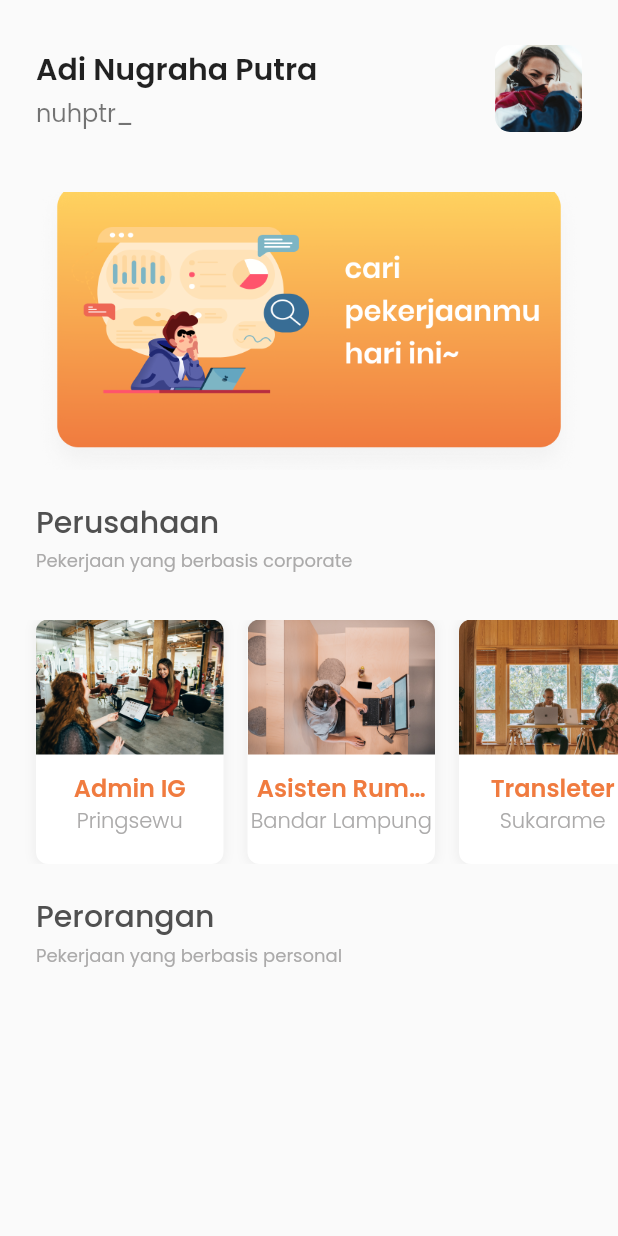
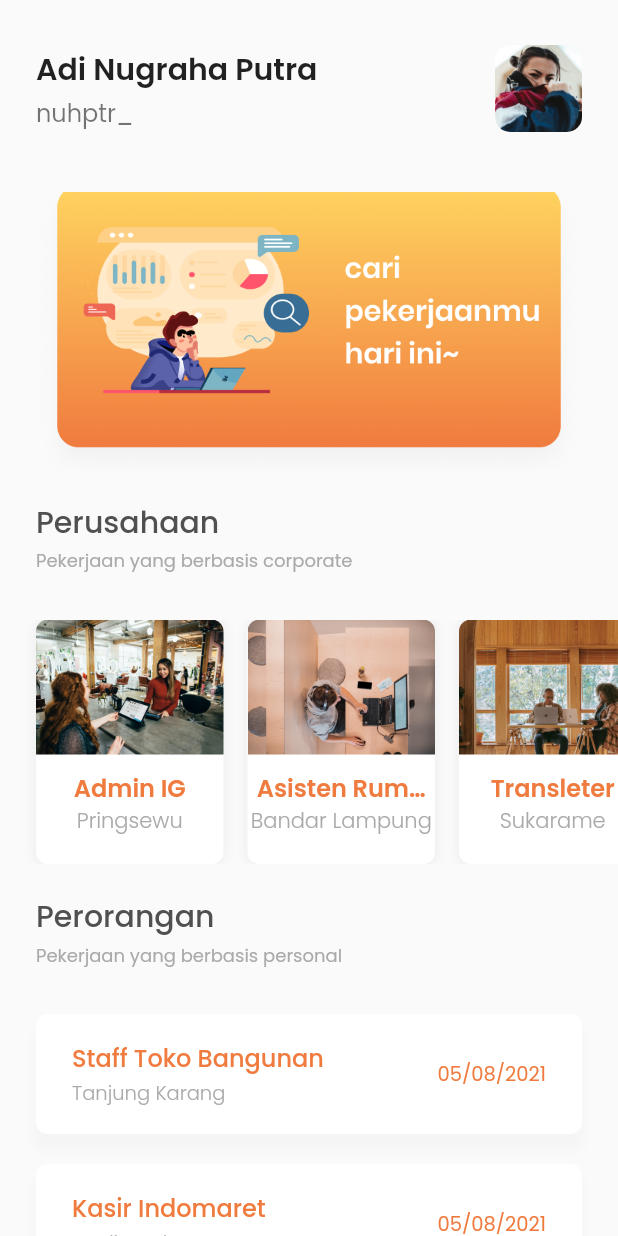
Before and after one commit to nuhptr/nuwai-app, a Flutter app: the HomePage screen opened directly, on a phone screen of 412 x 824 dp. Run offline on Flutter 3.47's test engine with Material 2 defaults, Android fonts, the phone set to English and light mode, and no system bars; our stand-ins replace google_fonts.

Commit message:
update page

```diff
--- a/lib/main.dart
+++ b/lib/main.dart
@@ -1,8 +1,10 @@
 import 'package:flutter/material.dart';
 import 'package:flutter/services.dart';
-import 'package:nuwai_app/provider/page_provider.dart';
 import 'package:provider/provider.dart';
 
+import 'pages/profile_page.dart';
+import 'provider/page_provider.dart';
+import 'pages/guide_page.dart';
 import 'pages/login_page.dart';
 import 'pages/main_page.dart';
 import 'pages/register_page.dart';
@@ -31,6 +33,8 @@ class MyApp extends StatelessWidget {
           "/login": (context) => LoginPage(),
           "/register": (context) => RegisterPage(),
           "/main": (context) => MainPage(),
+          "/guide": (context) => GuidePage(),
+          "/profile": (context) => ProfilePage(),
         },
       ),
     );
--- a/lib/pages/home_page.dart
+++ b/lib/pages/home_page.dart
@@ -1,6 +1,7 @@
 import 'package:flutter/material.dart';
 import 'package:nuwai_app/theme.dart';
-import 'package:nuwai_app/widget/card_job.dart';
+import 'package:nuwai_app/widget/card_job_perorangan.dart';
+import 'package:nuwai_app/widget/card_job_perusahaan.dart';
 
 class HomePage extends StatefulWidget {
   @override
@@ -120,17 +121,17 @@ class _HomePageState extends State<HomePage> {
               SizedBox(
                 width: defaultMargin,
               ),
-              CardJob(
+              CardJobPerusahaan(
                 title: "Admin IG",
                 city: "Pringsewu",
                 image: "assets/image_beranda1.png",
               ),
-              CardJob(
+              CardJobPerusahaan(
                 title: "Asisten Rumah Tangga",
                 city: "Bandar Lampung",
                 image: "assets/image_beranda2.png",
               ),
-              CardJob(
+              CardJobPerusahaan(
                 title: "Transleter",
                 city: "Sukarame",
                 image: "assets/image_beranda3.png",
@@ -173,6 +174,31 @@ class _HomePageState extends State<HomePage> {
       );
     }
 
+    Widget? listPekerjaanPerorangan() {
+      return Container(
+        margin: EdgeInsets.only(top: 30),
+        child: Column(
+          children: [
+            CardJobPerorangan(
+              name: "Staff Toko Bangunan",
+              city: "Tanjung Karang",
+              time: DateTime.now(),
+            ),
+            CardJobPerorangan(
+              name: "Kasir Indomaret",
+              city: "Gadingrejo",
+              time: DateTime.now(),
+            ),
+            CardJobPerorangan(
+              name: "Admin IG Toko Online",
+              city: "Tanggamus",
+              time: DateTime.now(),
+            ),
+          ],
+        ),
+      );
+    }
+
     return Scaffold(
       body: SafeArea(
         child: ListView(
@@ -183,6 +209,7 @@ class _HomePageState extends State<HomePage> {
             categoryPerusahaan()!,
             listPekerjaan()!,
             categoryPerorangan()!,
+            listPekerjaanPerorangan()!,
           ],
         ),
       ),
--- a/lib/pages/login_page.dart
+++ b/lib/pages/login_page.dart
@@ -212,7 +212,7 @@ class _LoginPageState extends State<LoginPage> {
 
     Widget? registerText() {
       return Container(
-        margin: EdgeInsets.only(top: 25, left: defaultMargin),
+        margin: EdgeInsets.only(top: 25, left: defaultMargin, bottom: 15),
         child: Row(
           children: [
             Text(
--- a/lib/pages/splash_page.dart
+++ b/lib/pages/splash_page.dart
@@ -29,7 +29,6 @@ class _SplashPageState extends State<SplashPage> {
   @override
   Widget build(BuildContext context) {
     return Scaffold(
-        backgroundColor: Colors.white,
         body: Center(
       child: Container(
         width: 130,
--- /dev/null
+++ b/lib/widget/card_job_perorangan.dart
@@ -0,0 +1,75 @@
+import 'package:flutter/material.dart';
+import 'package:intl/intl.dart';
+import 'package:nuwai_app/theme.dart';
+
+class CardJobPerorangan extends StatelessWidget {
+  final String? name;
+  final String? city;
+  final DateTime? time;
+
+  CardJobPerorangan({this.name, this.city, this.time});
+
+  @override
+  Widget build(BuildContext context) {
+    return Container(
+      height: 80,
+      width: double.infinity,
+      margin: EdgeInsets.only(
+        bottom: 20,
+        left: defaultMargin,
+        right: defaultMargin,
+      ),
+      decoration: BoxDecoration(
+        color: Colors.white,
+        borderRadius: BorderRadius.circular(8),
+        boxShadow: [
+          BoxShadow(
+              offset: Offset(0, 10),
+              color: Colors.grey.shade100,
+              blurRadius: 5,
+              spreadRadius: 1)
+        ],
+      ),
+      child: Padding(
+        padding: EdgeInsets.symmetric(horizontal: defaultMargin),
+        child: Row(
+          children: [
+            Expanded(
+              child: Column(
+                crossAxisAlignment: CrossAxisAlignment.start,
+                mainAxisAlignment: MainAxisAlignment.center,
+                children: [
+                  Text(
+                    name!,
+                    style: poppinsMedium.copyWith(
+                      fontSize: 16,
+                      color: orangeColor,
+                    ),
+                    overflow: TextOverflow.ellipsis,
+                    maxLines: 1,
+                  ),
+                  SizedBox(
+                    height: 2,
+                  ),
+                  Text(
+                    city!,
+                    style: poppinsLight.copyWith(
+                      fontSize: 13,
+                      color: grayColor,
+                    ),
+                    overflow: TextOverflow.ellipsis,
+                    maxLines: 1,
+                  )
+                ],
+              ),
+            ),
+            Text(
+              DateFormat("dd/MM/yyyy").format(time!),
+              style: poppinsRegular.copyWith(fontSize: 13, color: orangeColor),
+            )
+          ],
+        ),
+      ),
+    );
+  }
+}
--- a/lib/widget/card_job.dart
+++ b/lib/widget/card_job_perusahaan.dart
@@ -1,12 +1,12 @@
 import 'package:flutter/material.dart';
 import 'package:nuwai_app/theme.dart';
 
-class CardJob extends StatelessWidget {
+class CardJobPerusahaan extends StatelessWidget {
   final String? title;
   final String? city;
   final String? image;
 
-  CardJob({this.title, this.city, this.image});
+  CardJobPerusahaan({this.title, this.city, this.image});
 
   @override
   Widget build(BuildContext context) {
--- a/pubspec.yaml
+++ b/pubspec.yaml
@@ -15,6 +15,7 @@ dependencies:
   flutter_launcher_icons: ^0.9.1
   google_fonts: ^2.1.0
   http: ^0.13.3
+  intl: ^0.17.0
   provider: ^5.0.0
 
 dev_dependencies:
```
Also changed, not shown: lib/pages/guide_page.dart (added, +129 -0 lines), lib/pages/profile_page.dart (+102 -2 lines), lib/widget/content_profile.dart (added, +49 -0 lines), assets/btn_add.png (added), pubspec.lock. Lines whose indentation alone changed are shown as unchanged.
